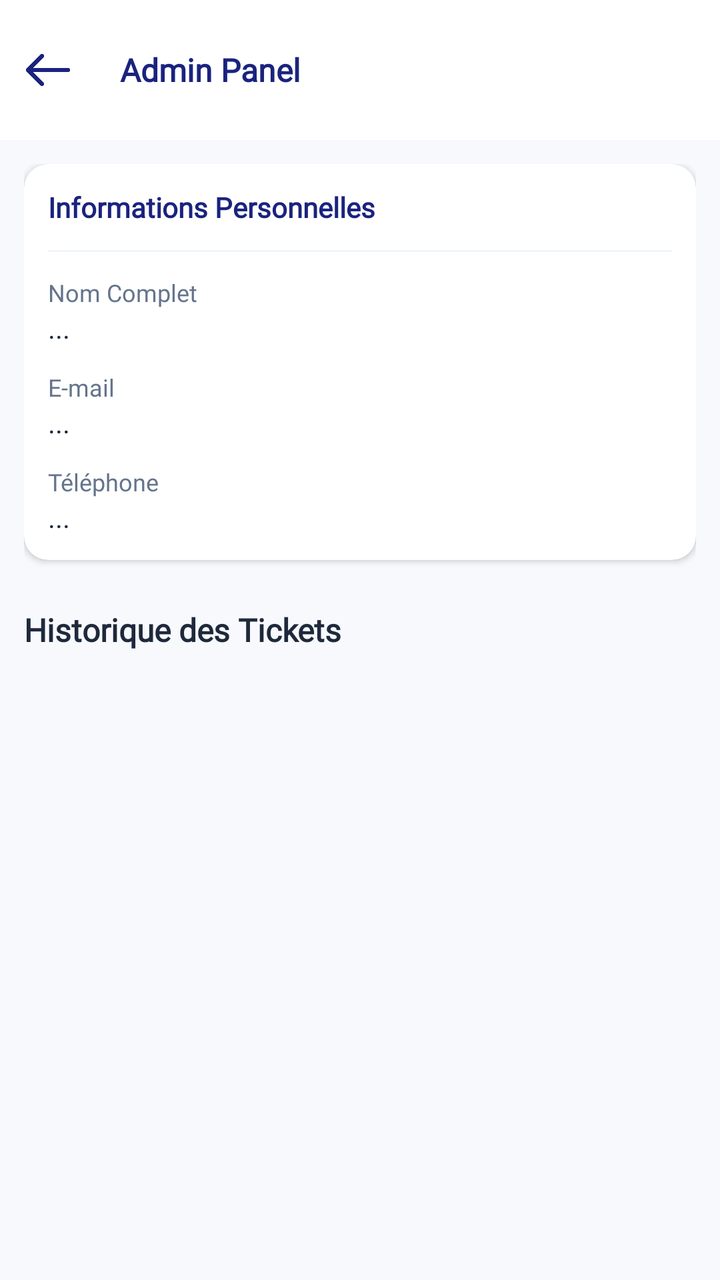
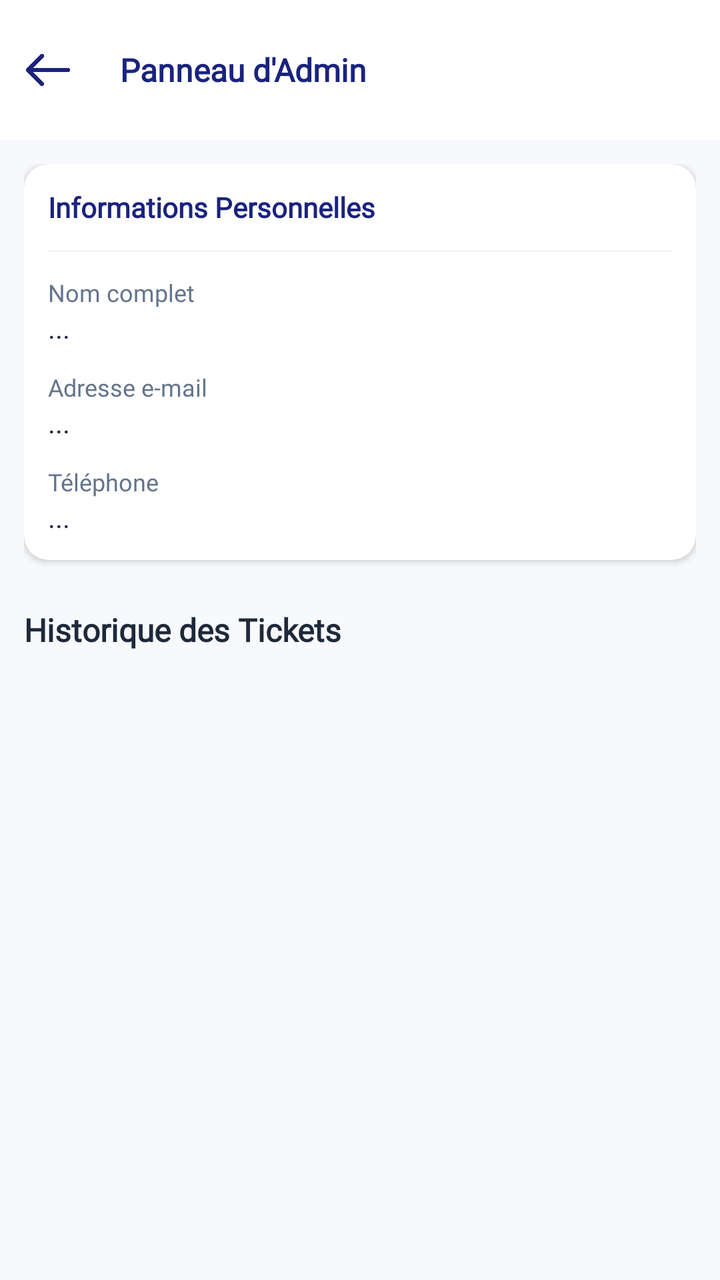

An Android layout rendered at two revisions. The XML below is the earlier revision; the diff shows what the commit changed to produce the second picture.
<!-- AndroidManifest.xml: application theme Theme.WinnerSoftwareApp -->
<!-- res/layout/activity_admin_client_detail.xml -->
<?xml version="1.0" encoding="utf-8"?>
<androidx.constraintlayout.widget.ConstraintLayout
    xmlns:android="http://schemas.android.com/apk/res/android"
    xmlns:app="http://schemas.android.com/apk/res-auto"
    xmlns:tools="http://schemas.android.com/tools"
    android:layout_width="match_parent"
    android:layout_height="match_parent"
    android:background="@color/surface_background"
    android:fitsSystemWindows="true"
    tools:context=".views.admin.adminUserDetails">

    
    <LinearLayout
        android:id="@+id/header"
        android:layout_width="match_parent"
        android:layout_height="70dp"
        android:gravity="center_vertical"
        android:background="@color/surface_card"
        app:layout_constraintTop_toTopOf="parent">

        
        <ImageView
            android:id="@+id/btn_back_nav"
            android:layout_width="48dp"
            android:layout_height="48dp"
            android:background="?attr/selectableItemBackgroundBorderless"
            android:clickable="true"
            android:focusable="true"
            android:padding="12dp"
            android:src="@drawable/img_back"
            app:layout_constraintBottom_toBottomOf="parent"
            app:layout_constraintStart_toStartOf="parent"
            app:layout_constraintTop_toTopOf="parent"
            app:tint="@color/navy_blue"
            />

        <TextView
            android:layout_width="0dp"
            android:layout_height="match_parent"
            android:gravity="center_vertical"
            android:layout_weight="1"
            android:layout_marginStart="@dimen/margin_medium"
            android:text="Admin Panel"
            android:textColor="@color/navy_blue"
            android:textSize="16sp"
            android:textStyle="bold"
            android:fontFamily="@font/playfair"
            />

    </LinearLayout>

    <androidx.core.widget.NestedScrollView
        android:layout_width="match_parent"
        android:layout_height="0dp"
        app:layout_constraintTop_toBottomOf="@id/header"
        app:layout_constraintBottom_toBottomOf="parent">

        <LinearLayout
            android:layout_width="match_parent"
            android:layout_height="wrap_content"
            android:orientation="vertical"
            android:padding="@dimen/margin_medium">

            <com.google.android.material.card.MaterialCardView
                android:layout_width="match_parent"
                android:layout_height="wrap_content"
                app:cardCornerRadius="@dimen/corner1"
                app:cardElevation="2dp"
                app:cardBackgroundColor="@color/surface_card"
                app:strokeWidth="0dp">

                <LinearLayout
                    android:layout_width="match_parent"
                    android:layout_height="wrap_content"
                    android:orientation="vertical"
                    android:padding="@dimen/margin_medium">

                    <TextView
                        android:layout_width="match_parent"
                        android:layout_height="wrap_content"
                        android:text="Informations Personnelles"
                        android:textColor="@color/navy_blue"
                        android:textStyle="bold"
                        android:fontFamily="@font/cairo"
                        />

                    <View
                        android:layout_width="match_parent"
                        android:layout_height="1dp"
                        android:background="@color/softGray"
                        android:layout_marginVertical="12dp"
                        />

                    <TextView
                        android:layout_width="match_parent"
                        android:layout_height="wrap_content"
                        android:text="Nom Complet"
                        android:textColor="@color/text_secondary"
                        android:textSize="12sp"
                        android:fontFamily="@font/cairo"
                        />

                    <TextView
                        android:id="@+id/tv_display_name"
                        android:layout_width="match_parent"
                        android:layout_height="wrap_content"
                        android:text="..."
                        android:textColor="@color/text_primary"
                        android:textSize="@dimen/txt_small"
                        android:layout_marginBottom="12dp"
                        android:fontFamily="@font/cairo"
                        />

                    <TextView
                        android:layout_width="match_parent"
                        android:layout_height="wrap_content"
                        android:text="E-mail"
                        android:textColor="@color/text_secondary"
                        android:textSize="12sp"
                        android:fontFamily="@font/cairo"
                        />

                    <TextView
                        android:id="@+id/tv_display_email"
                        android:layout_width="match_parent"
                        android:layout_height="wrap_content"
                        android:text="..."
                        android:textColor="@color/text_primary"
                        android:textSize="@dimen/txt_small"
                        android:layout_marginBottom="12dp"
                        android:fontFamily="@font/cairo"
                        />

                    <TextView
                        android:layout_width="match_parent"
                        android:layout_height="wrap_content"
                        android:text="Téléphone"
                        android:textColor="@color/text_secondary"
                        android:textSize="12sp"
                        android:fontFamily="@font/cairo"
                        />

                    <TextView
                        android:id="@+id/tv_display_phone"
                        android:layout_width="match_parent"
                        android:layout_height="wrap_content"
                        android:text="..."
                        android:textColor="@color/text_primary"
                        android:textSize="@dimen/txt_small"
                        android:fontFamily="@font/cairo"
                        />

                </LinearLayout>

            </com.google.android.material.card.MaterialCardView>

            <TextView
                android:layout_width="match_parent"
                android:layout_height="wrap_content"
                android:layout_marginTop="24dp"
                android:text="Historique des Tickets"
                android:textColor="@color/text_primary"
                android:textSize="16sp"
                android:textStyle="bold"
                android:fontFamily="@font/cairo"
                />

            <androidx.recyclerview.widget.RecyclerView
                android:id="@+id/rv_client_tickets"
                android:layout_width="match_parent"
                android:layout_height="wrap_content"
                android:layout_marginTop="@dimen/margin_medium"
                tools:listitem="@layout/item_admin_demande"
                />

        </LinearLayout>

    </androidx.core.widget.NestedScrollView>

</androidx.constraintlayout.widget.ConstraintLayout>
<!-- res/layout/item_admin_demande.xml (included above) -->
<?xml version="1.0" encoding="utf-8"?>
<com.google.android.material.card.MaterialCardView
    xmlns:android="http://schemas.android.com/apk/res/android"
    xmlns:app="http://schemas.android.com/apk/res-auto"
    xmlns:tools="http://schemas.android.com/tools"
    android:layout_width="match_parent"
    android:layout_height="wrap_content"
    android:layout_marginBottom="8dp"
    android:layout_marginHorizontal="8dp"
    app:cardCornerRadius="12dp"
    app:cardElevation="2dp"
    app:strokeWidth="0dp">

    <LinearLayout
        android:layout_width="match_parent"
        android:layout_height="wrap_content"
        android:orientation="vertical"
        android:padding="12dp"
        android:background="@color/surface_card">

        
        <LinearLayout
            android:id="@+id/ll_header"
            android:layout_width="match_parent"
            android:layout_height="wrap_content"
            android:gravity="center_vertical"
            android:orientation="horizontal">

            <androidx.cardview.widget.CardView
                android:layout_width="40dp"
                android:layout_height="40dp"
                app:cardBackgroundColor="@color/navy_blue"
                app:cardCornerRadius="20dp">
                <TextView
                    android:id="@+id/ivClientN"
                    android:layout_width="match_parent"
                    android:layout_height="match_parent"
                    android:gravity="center"
                    android:text="A"
                    android:textColor="@color/white"
                    android:textStyle="bold"
                    android:textSize="16sp" />
            </androidx.cardview.widget.CardView>

            <LinearLayout
                android:layout_width="0dp"
                android:layout_height="wrap_content"
                android:layout_marginStart="12dp"
                android:layout_weight="1"
                android:orientation="vertical">

                <TextView
                    android:id="@+id/tvClientName"
                    android:layout_width="match_parent"
                    android:layout_height="wrap_content"
                    android:text="Client name"
                    android:textColor="@color/text_primary"
                    android:textStyle="bold"
                    android:textSize="14sp"
                    android:fontFamily="@font/cairo" />

                <TextView
                    android:id="@+id/tvTitle"
                    android:layout_width="match_parent"
                    android:layout_height="wrap_content"
                    android:text="Ticket Title"
                    android:textColor="@color/navy_blue"
                    android:textSize="13sp"
                    android:fontFamily="@font/cairo" />
            </LinearLayout>

            <com.google.android.material.card.MaterialCardView
                android:layout_width="wrap_content"
                android:layout_height="wrap_content"
                app:cardBackgroundColor="#F5F5F5"
                app:cardCornerRadius="6dp"
                app:strokeWidth="0dp">
                <TextView
                    android:id="@+id/tvProductType"
                    android:layout_width="wrap_content"
                    android:layout_height="wrap_content"
                    android:paddingHorizontal="8dp"
                    android:paddingVertical="2dp"
                    android:text="Type"
                    android:textColor="@color/text_secondary"
                    android:textSize="11sp"
                    android:fontFamily="@font/cairo" />
            </com.google.android.material.card.MaterialCardView>

            <ImageView
                android:id="@+id/iv_expand_arrow"
                android:layout_width="24dp"
                android:layout_height="24dp"
                android:layout_marginStart="8dp"
                android:src="@android:drawable/arrow_down_float"
                app:tint="@color/hintGray" />

        </LinearLayout>

        
        <LinearLayout
            android:id="@+id/ll_expandable_content"
            android:layout_width="match_parent"
            android:layout_height="wrap_content"
            android:orientation="vertical"
            android:visibility="gone"
            android:layout_marginTop="12dp"
            tools:visibility="visible">

            <View
                android:layout_width="match_parent"
                android:layout_height="0.5dp"
                android:background="@color/softGray"
                android:layout_marginBottom="12dp" />

            <TextView
                android:id="@+id/tvClientICE"
                android:layout_width="match_parent"
                android:layout_height="wrap_content"
                android:text="ICE: ..."
                android:textColor="@color/blue"
                android:textSize="12sp"
                android:fontFamily="@font/cairo"
                android:layout_marginBottom="4dp"/>

            <TextView
                android:layout_width="match_parent"
                android:layout_height="wrap_content"
                android:text="Description:"
                android:textStyle="bold"
                android:textSize="12sp"
                android:textColor="@color/text_primary"
                android:fontFamily="@font/cairo"/>

            <TextView
                android:id="@+id/tvDescription"
                android:layout_width="match_parent"
                android:layout_height="wrap_content"
                android:text="Issue description details..."
                android:textColor="@color/text_secondary"
                android:textSize="13sp"
                android:fontFamily="@font/cairo" />

            
            <LinearLayout
                android:layout_width="match_parent"
                android:layout_height="wrap_content"
                android:layout_marginTop="16dp"
                android:orientation="horizontal"
                android:weightSum="2">

                <com.google.android.material.button.MaterialButton
                    android:id="@+id/btn_set_in_progress"
                    style="@style/Widget.Material3.Button.TonalButton"
                    android:layout_width="0dp"
                    android:layout_height="wrap_content"
                    android:layout_weight="1"
                    android:layout_marginEnd="4dp"
                    android:text="En cours"
                    android:textSize="11sp"
                    android:fontFamily="@font/cairo"
                    app:cornerRadius="8dp" />

                <com.google.android.material.button.MaterialButton
                    android:id="@+id/btn_set_completed"
                    style="@style/Widget.Material3.Button.TonalButton"
                    android:layout_width="0dp"
                    android:layout_height="wrap_content"
                    android:layout_weight="1"
                    android:layout_marginStart="4dp"
                    android:text="Terminé"
                    android:textSize="11sp"
                    android:fontFamily="@font/cairo"
                    android:textColor="@color/green"
                    app:cornerRadius="8dp" />
            </LinearLayout>

            <LinearLayout
                android:layout_width="match_parent"
                android:layout_height="wrap_content"
                android:layout_marginTop="12dp"
                android:gravity="end"
                android:orientation="horizontal">

                <ImageView
                    android:id="@+id/ivCall"
                    android:layout_width="35dp"
                    android:layout_height="35dp"
                    android:padding="8dp"
                    android:src="@drawable/img_call"
                    android:background="?attr/selectableItemBackgroundBorderless"
                    android:layout_marginEnd="12dp" />

                <ImageView
                    android:id="@+id/imEmail"
                    android:layout_width="35dp"
                    android:layout_height="35dp"
                    android:padding="8dp"
                    android:src="@drawable/ic_email"
                    android:background="?attr/selectableItemBackgroundBorderless"
                    android:layout_marginEnd="12dp" />

                <ImageView
                    android:id="@+id/ivDelete"
                    android:layout_width="35dp"
                    android:layout_height="35dp"
                    android:padding="8dp"
                    android:src="@drawable/img_trash"
                    android:background="?attr/selectableItemBackgroundBorderless"
                    app:tint="@color/red" />

            </LinearLayout>

        </LinearLayout>

    </LinearLayout>

</com.google.android.material.card.MaterialCardView>
<!-- resources referenced by this layout -->
<resources>
  <color name="blue">#293891</color>
  <color name="green">#2E7D32</color>
  <color name="hintGray">#94A3B8</color>
  <color name="navy_blue">#1A237E</color>
  <color name="red">#ab2229</color>
  <color name="softGray">#F1F5F9</color>
  <color name="surface_background">#F8F9FC</color>
  <color name="surface_card">#FFFFFF</color>
  <color name="text_primary">#1E293B</color>
  <color name="text_secondary">#64748B</color>
  <color name="white">#FFFFFFFF</color>
  <dimen name="corner1">12dp</dimen>
  <dimen name="margin_medium">12dp</dimen>
  <dimen name="txt_small">14sp</dimen>
  <!-- drawable ic_email (drawable) -->
  <vector xmlns:android="http://schemas.android.com/apk/res/android"
      android:width="24dp"
      android:height="24dp"
      android:viewportWidth="24"
      android:viewportHeight="24">
      <path
          android:fillColor="#FF000000"
          android:pathData="M20,4H4C2.9,4 2,4.9 2,6v12c0,1.1 0.9,2 2,2h16c1.1,0 2,-0.9 2,-2V6C22,4.9 21.1,4 20,4zM18,8l-6,4 -6,-4V6l6,4 6,-4V8z"/>
  </vector>
  <!-- drawable img_back: png bitmap (drawable, 3507 bytes) -->
  <!-- drawable img_call: png bitmap (drawable, 13620 bytes) -->
  <!-- drawable img_trash: png bitmap (drawable, 8276 bytes) -->
  <style name="Theme.WinnerSoftwareApp" parent="Base.Theme.WinnerSoftwareApp" />
  <style name="Base.Theme.WinnerSoftwareApp" parent="Theme.Material3.DayNight.NoActionBar">
          
          <item name="colorPrimary">@color/blue</item>
          <item name="android:statusBarColor">@android:color/transparent</item>
          
          <item name="android:windowLightStatusBar">true</item>
      </style>
</resources>

<!-- the commit's change to res/layout/activity_admin_client_detail.xml (unified diff, before → after) -->
@@ -40,7 +40,7 @@
             android:gravity="center_vertical"
             android:layout_weight="1"
             android:layout_marginStart="@dimen/margin_medium"
-            android:text="Admin Panel"
+            android:text="@string/panneau_admin"
             android:textColor="@color/navy_blue"
             android:textSize="16sp"
             android:textStyle="bold"
@@ -78,7 +78,7 @@
                     <TextView
                         android:layout_width="match_parent"
                         android:layout_height="wrap_content"
-                        android:text="Informations Personnelles"
+                        android:text="@string/infos_personnelles"
                         android:textColor="@color/navy_blue"
                         android:textStyle="bold"
                         android:fontFamily="@font/cairo"
@@ -94,7 +94,7 @@
                     <TextView
                         android:layout_width="match_parent"
                         android:layout_height="wrap_content"
-                        android:text="Nom Complet"
+                        android:text="@string/nom_complet"
                         android:textColor="@color/text_secondary"
                         android:textSize="12sp"
                         android:fontFamily="@font/cairo"
@@ -114,7 +114,7 @@
                     <TextView
                         android:layout_width="match_parent"
                         android:layout_height="wrap_content"
-                        android:text="E-mail"
+                        android:text="@string/adresse_email"
                         android:textColor="@color/text_secondary"
                         android:textSize="12sp"
                         android:fontFamily="@font/cairo"
@@ -134,7 +134,7 @@
                     <TextView
                         android:layout_width="match_parent"
                         android:layout_height="wrap_content"
-                        android:text="Téléphone"
+                        android:text="@string/telephone"
                         android:textColor="@color/text_secondary"
                         android:textSize="12sp"
                         android:fontFamily="@font/cairo"
@@ -158,7 +158,7 @@
                 android:layout_width="match_parent"
                 android:layout_height="wrap_content"
                 android:layout_marginTop="24dp"
-                android:text="Historique des Tickets"
+                android:text="@string/historique_tickets"
                 android:textColor="@color/text_primary"
                 android:textSize="16sp"
                 android:textStyle="bold"
@@ -212,6 +212,7 @@
                 android:layout_height="40dp"
                 app:cardBackgroundColor="@color/navy_blue"
                 app:cardCornerRadius="20dp">
+
                 <TextView
                     android:id="@+id/ivClientN"
                     android:layout_width="match_parent"
@@ -220,7 +221,9 @@
                     android:text="A"
                     android:textColor="@color/white"
                     android:textStyle="bold"
-                    android:textSize="16sp" />
+                    android:textSize="16sp"
+                    />
+
             </androidx.cardview.widget.CardView>
 
             <LinearLayout
@@ -238,7 +241,8 @@
                     android:textColor="@color/text_primary"
                     android:textStyle="bold"
                     android:textSize="14sp"
-                    android:fontFamily="@font/cairo" />
+                    android:fontFamily="@font/cairo"
+                    />
 
                 <TextView
                     android:id="@+id/tvTitle"
@@ -247,7 +251,9 @@
                     android:text="Ticket Title"
                     android:textColor="@color/navy_blue"
                     android:textSize="13sp"
-                    android:fontFamily="@font/cairo" />
+                    android:fontFamily="@font/cairo"
+                    />
+
             </LinearLayout>
 
             <com.google.android.material.card.MaterialCardView
@@ -256,6 +262,7 @@
                 app:cardBackgroundColor="#F5F5F5"
                 app:cardCornerRadius="6dp"
                 app:strokeWidth="0dp">
+
                 <TextView
                     android:id="@+id/tvProductType"
                     android:layout_width="wrap_content"
@@ -265,7 +272,9 @@
                     android:text="Type"
                     android:textColor="@color/text_secondary"
                     android:textSize="11sp"
-                    android:fontFamily="@font/cairo" />
+                    android:fontFamily="@font/cairo"
+                    />
+
             </com.google.android.material.card.MaterialCardView>
 
             <ImageView
@@ -274,7 +283,8 @@
                 android:layout_height="24dp"
                 android:layout_marginStart="8dp"
                 android:src="@android:drawable/arrow_down_float"
-                app:tint="@color/hintGray" />
+                app:tint="@color/hintGray"
+                />
 
         </LinearLayout>
 
@@ -292,26 +302,29 @@
                 android:layout_width="match_parent"
                 android:layout_height="0.5dp"
                 android:background="@color/softGray"
-                android:layout_marginBottom="12dp" />
+                android:layout_marginBottom="12dp"
+                />
 
             <TextView
                 android:id="@+id/tvClientICE"
                 android:layout_width="match_parent"
                 android:layout_height="wrap_content"
-                android:text="ICE: ..."
+                android:text="@string/ice_prefix"
                 android:textColor="@color/blue"
                 android:textSize="12sp"
                 android:fontFamily="@font/cairo"
-                android:layout_marginBottom="4dp"/>
+                android:layout_marginBottom="4dp"
+                />
 
             <TextView
                 android:layout_width="match_parent"
                 android:layout_height="wrap_content"
-                android:text="Description:"
+                android:text="@string/description"
                 android:textStyle="bold"
                 android:textSize="12sp"
                 android:textColor="@color/text_primary"
-                android:fontFamily="@font/cairo"/>
+                android:fontFamily="@font/cairo"
+                />
 
             <TextView
                 android:id="@+id/tvDescription"
@@ -320,7 +333,8 @@
                 android:text="Issue description details..."
                 android:textColor="@color/text_secondary"
                 android:textSize="13sp"
-                android:fontFamily="@font/cairo" />
+                android:fontFamily="@font/cairo"
+                />
 
             
             <LinearLayout
@@ -337,10 +351,11 @@
                     android:layout_height="wrap_content"
                     android:layout_weight="1"
                     android:layout_marginEnd="4dp"
-                    android:text="En cours"
+                    android:text="@string/en_cours"
                     android:textSize="11sp"
                     android:fontFamily="@font/cairo"
-                    app:cornerRadius="8dp" />
+                    app:cornerRadius="8dp"
+                    />
 
                 <com.google.android.material.button.MaterialButton
                     android:id="@+id/btn_set_completed"
@@ -349,11 +364,13 @@
                     android:layout_height="wrap_content"
                     android:layout_weight="1"
                     android:layout_marginStart="4dp"
-                    android:text="Terminé"
+                    android:text="@string/termines"
                     android:textSize="11sp"
                     android:fontFamily="@font/cairo"
                     android:textColor="@color/green"
-                    app:cornerRadius="8dp" />
+                    app:cornerRadius="8dp"
+                    />
+
             </LinearLayout>
 
             <LinearLayout
@@ -370,7 +387,8 @@
                     android:padding="8dp"
                     android:src="@drawable/img_call"
                     android:background="?attr/selectableItemBackgroundBorderless"
-                    android:layout_marginEnd="12dp" />
+                    android:layout_marginEnd="12dp"
+                    />
 
                 <ImageView
                     android:id="@+id/imEmail"
@@ -379,7 +397,8 @@
                     android:padding="8dp"
                     android:src="@drawable/ic_email"
                     android:background="?attr/selectableItemBackgroundBorderless"
-                    android:layout_marginEnd="12dp" />
+                    android:layout_marginEnd="12dp"
+                    />
 
                 <ImageView
                     android:id="@+id/ivDelete"
@@ -388,7 +407,8 @@
                     android:padding="8dp"
                     android:src="@drawable/img_trash"
                     android:background="?attr/selectableItemBackgroundBorderless"
-                    app:tint="@color/red" />
+                    app:tint="@color/red"
+                    />
 
             </LinearLayout>
 
<!-- resource entries referenced after the edit -->
@@ -27,6 +27,16 @@
   <!-- drawable img_back: png bitmap (drawable, 3507 bytes) -->
   <!-- drawable img_call: png bitmap (drawable, 13620 bytes) -->
   <!-- drawable img_trash: png bitmap (drawable, 8276 bytes) -->
+  <string name="adresse_email">Adresse e-mail</string>
+  <string name="description">Description</string>
+  <string name="en_cours">En cours</string>
+  <string name="historique_tickets">Historique des Tickets</string>
+  <string name="ice_prefix">ICE : </string>
+  <string name="infos_personnelles">Informations Personnelles</string>
+  <string name="nom_complet">Nom complet</string>
+  <string name="panneau_admin">Panneau d\'Admin</string>
+  <string name="telephone">Téléphone</string>
+  <string name="termines">Terminés</string>
   <style name="Theme.WinnerSoftwareApp" parent="Base.Theme.WinnerSoftwareApp" />
   <style name="Base.Theme.WinnerSoftwareApp" parent="Theme.Material3.DayNight.NoActionBar">
           
